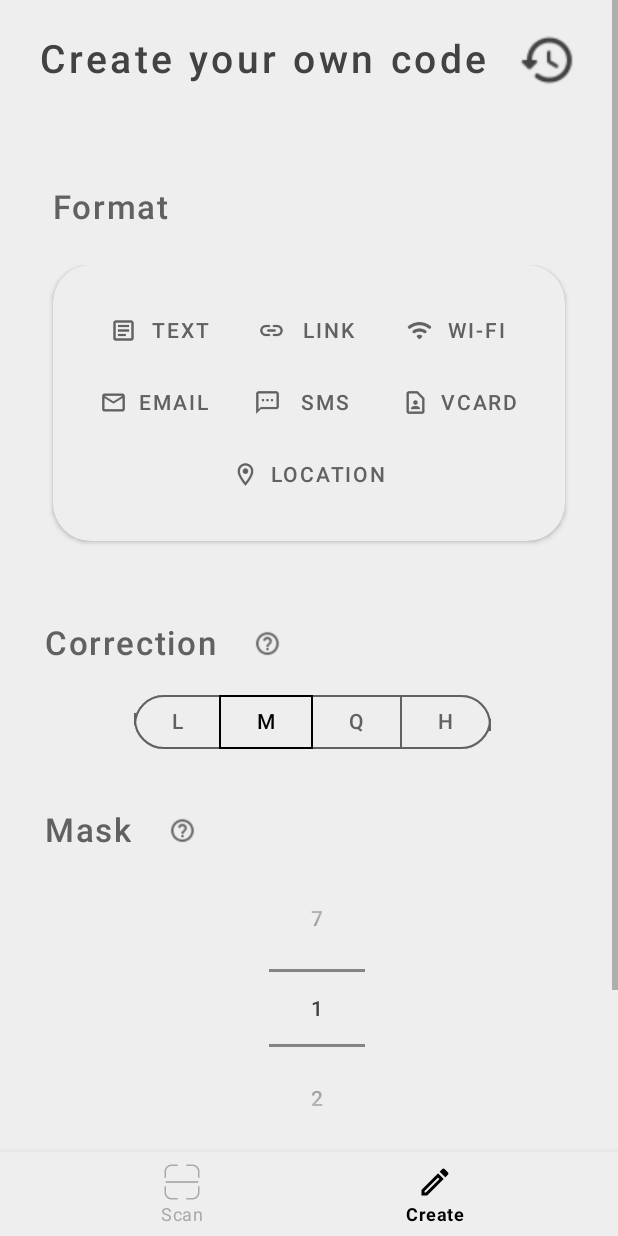
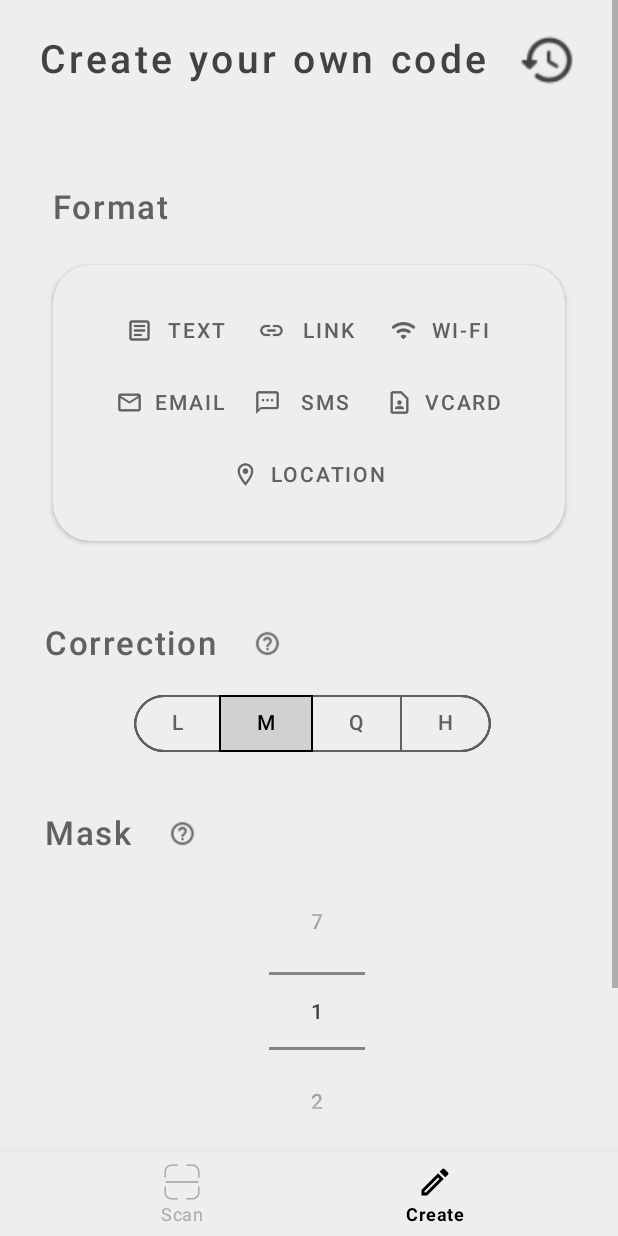
Before and after one commit to Codemitry/QRing, an Android app: the screen it shows after launch (MainActivity), item 2 of the bottom bar chosen, on a phone screen of 412 x 824 dp. Run offline under Robolectric (Android 15) with nearby library versions, the phone set to English and light mode, and no system bars; our stand-ins replace FlexboxLayout; libraries missing offline, so code that uses them is left out: androidx.camera.core, androidx.camera.lifecycle, androidx.camera.view, com.google.mlkit.vision; pictures from the network do not load; 6 statements that could not run were skipped.

Commit message:
Fixed layout in card in create qr code fragment Fixed vCard format Added help-layout for masking removed margins in fragment_format.xml to achieve full text showing Accented background of mask-toogle buttons Replaced icon on input_location.xml
Version: 0.1 -> 0.2
Version code: 1 -> 2

```diff
--- a/app/build.gradle
+++ b/app/build.gradle
@@ -13,8 +13,8 @@ android {
         applicationId "com.codemitry.scanme"
         minSdkVersion 21
         targetSdkVersion 30
-        versionCode 1
-        versionName "0.1"
+        versionCode 2
+        versionName "0.2"
 
         testInstrumentationRunner "androidx.test.runner.AndroidJUnitRunner"
     }
--- a/app/src/main/java/com/codemitry/scanme/ui/create/MaskFragment.kt
+++ b/app/src/main/java/com/codemitry/scanme/ui/create/MaskFragment.kt
@@ -20,8 +20,7 @@ class MaskFragment(private val onMaskChosen: (mask: Int) -> Unit) : Fragment() {
         super.onViewCreated(view, savedInstanceState)
 
         view.findViewById<MaterialButton>(R.id.helpMask).setOnClickListener {
-            // TODO: Show normal help
-            HelpCorrectionFragment().show(requireFragmentManager(), HelpCorrectionFragment::class.simpleName)
+            HelpMaskFragment().show(parentFragmentManager, HelpMaskFragment::class.simpleName)
         }
 
         val picker = view.findViewById<NumberPicker>(R.id.maskPicker)
--- /dev/null
+++ b/app/src/main/res/drawable/background_selectable.xml
@@ -0,0 +1,6 @@
+<?xml version="1.0" encoding="utf-8"?>
+<selector xmlns:android="http://schemas.android.com/apk/res/android">
+    <item android:color="@android:color/transparent" android:state_checked="false" android:state_enabled="true" />
+    <item android:color="@android:color/transparent" android:state_enabled="false" />
+    <item android:color="@color/gray_300" android:state_checked="true" android:state_enabled="true" />
+</selector>
--- a/app/src/main/res/layout/fragment_correction.xml
+++ b/app/src/main/res/layout/fragment_correction.xml
@@ -55,7 +55,7 @@
         <com.google.android.material.button.MaterialButtonToggleGroup
             android:id="@+id/correctionButtonGroup"
             android:layout_width="wrap_content"
-            android:layout_height="wrap_content"
+            android:layout_height="50dp"
 
             app:checkedButton="@id/correctionM"
 
@@ -66,8 +66,9 @@
                 android:id="@+id/correctionL"
                 style="@style/Button.Outlined"
                 android:layout_width="match_parent"
-                android:layout_height="wrap_content"
+                android:layout_height="match_parent"
                 android:minWidth="10dp"
+
 
                 android:tag="L"
                 android:text="@string/correction_L" />
@@ -76,8 +77,9 @@
                 android:id="@+id/correctionM"
                 style="@style/Button.Outlined"
                 android:layout_width="match_parent"
-                android:layout_height="wrap_content"
+                android:layout_height="match_parent"
                 android:minWidth="10dp"
+
                 android:tag="M"
                 android:text="@string/correction_M" />
 
@@ -85,7 +87,7 @@
                 android:id="@+id/correctionQ"
                 style="@style/Button.Outlined"
                 android:layout_width="match_parent"
-                android:layout_height="wrap_content"
+                android:layout_height="match_parent"
                 android:layout_weight="1"
                 android:minWidth="10dp"
                 android:tag="Q"
@@ -95,7 +97,7 @@
                 android:id="@+id/correctionH"
                 style="@style/Button.Outlined"
                 android:layout_width="match_parent"
-                android:layout_height="wrap_content"
+                android:layout_height="match_parent"
                 android:layout_weight="1"
                 android:minWidth="10dp"
                 android:tag="H"
--- a/app/src/main/res/layout/fragment_create_qr.xml
+++ b/app/src/main/res/layout/fragment_create_qr.xml
@@ -108,7 +108,6 @@
                 android:id="@+id/createCodeContainer"
                 android:layout_width="match_parent"
                 android:layout_height="wrap_content"
-                android:layout_marginTop="10dp"
 
                 android:animateLayoutChanges="true"
 
--- a/app/src/main/res/layout/fragment_data.xml
+++ b/app/src/main/res/layout/fragment_data.xml
@@ -9,6 +9,7 @@
     android:layout_marginStart="5dp"
     android:layout_marginEnd="5dp"
 
+    android:layout_marginTop="10dp"
     android:layout_marginBottom="10dp"
     android:paddingVertical="10dp"
     tools:context=".ui.create.DataFragment">
--- a/app/src/main/res/layout/fragment_format.xml
+++ b/app/src/main/res/layout/fragment_format.xml
@@ -10,6 +10,7 @@
     android:layout_marginStart="5dp"
     android:layout_marginEnd="5dp"
     android:layout_marginBottom="10dp"
+    android:layout_marginTop="10dp"
 
     android:paddingVertical="10dp">
 
@@ -32,7 +33,10 @@
             style="@style/Button.TextButton.Margined"
             android:layout_width="wrap_content"
             android:layout_height="wrap_content"
+            android:layout_marginStart="0dp"
+            android:layout_marginEnd="0dp"
 
+            android:maxLines="1"
             android:text="@string/text"
             app:icon="@drawable/text" />
 
@@ -42,6 +46,7 @@
             android:layout_width="wrap_content"
             android:layout_height="wrap_content"
 
+            android:maxLines="1"
             android:text="@string/link"
                 app:icon="@drawable/link" />
 
@@ -51,6 +56,7 @@
                 android:layout_width="wrap_content"
                 android:layout_height="wrap_content"
 
+                android:maxLines="1"
                 android:text="@string/wifi"
                 app:icon="@drawable/wifi" />
 
@@ -61,6 +67,7 @@
                 android:layout_width="wrap_content"
                 android:layout_height="wrap_content"
 
+                android:maxLines="1"
                 android:text="@string/email"
                 app:icon="@drawable/email" />
 
@@ -70,6 +77,7 @@
                 android:layout_width="wrap_content"
                 android:layout_height="wrap_content"
 
+                android:maxLines="1"
                 android:text="@string/sms"
                 app:icon="@drawable/sms" />
 
@@ -79,6 +87,7 @@
                 android:layout_width="wrap_content"
                 android:layout_height="wrap_content"
 
+                android:maxLines="1"
                 android:text="@string/vcard"
                 app:icon="@drawable/vcard" />
 
@@ -88,6 +97,7 @@
                 android:layout_width="wrap_content"
                 android:layout_height="wrap_content"
 
+                android:maxLines="1"
                 android:text="@string/location"
                 app:icon="@drawable/location" />
 
--- a/app/src/main/res/layout/fragment_help_masks.xml
+++ b/app/src/main/res/layout/fragment_help_masks.xml
@@ -8,7 +8,7 @@
     android:layout_height="match_parent"
 
     android:paddingBottom="20dp"
-    tools:context=".ui.create.GeneratedQRCodeFragment">
+    tools:context=".ui.create.HelpMaskFragment">
 
     <androidx.cardview.widget.CardView
         style="@style/Card"
--- a/app/src/main/res/layout/input_location.xml
+++ b/app/src/main/res/layout/input_location.xml
@@ -13,7 +13,7 @@
         android:scaleX="0.75"
         android:scaleY="0.75"
 
-        android:src="@drawable/sms"
+        android:src="@drawable/location"
         app:layout_constraintEnd_toEndOf="parent"
         app:layout_constraintStart_toStartOf="parent"
         app:layout_constraintTop_toTopOf="parent"
--- a/app/src/main/res/values/colors.xml
+++ b/app/src/main/res/values/colors.xml
@@ -15,6 +15,7 @@
 
     <color name="gray_100">#F5F5F5</color>
     <color name="gray_200">#EEEEEE</color>
+    <color name="gray_300">#D1D1D1</color>
     <color name="gray_500">#9E9E9E</color>
     <color name="gray_600">#757575</color>
     <color name="gray_700">#616161</color>
--- a/app/src/main/res/values/styles.xml
+++ b/app/src/main/res/values/styles.xml
@@ -103,6 +103,7 @@
 
     <style name="Button.Outlined" parent="Button">
         <item name="strokeColor">@drawable/button_text_color</item>
+        <item name="backgroundTint">@drawable/background_selectable</item>
         <item name="strokeWidth">1dp</item>
     </style>
 
@@ -112,9 +113,6 @@
     </style>
 
     <style name="Button.TextButton.Margined" parent="Button.TextButton">
-        <item name="android:layout_marginStart">5dp</item>
-        <item name="android:layout_marginEnd">5dp</item>
-
         <item name="android:paddingStart">10dp</item>
         <item name="android:paddingEnd">10dp</item>
     </style>
```
Also changed, not shown: app/src/main/java/com/codemitry/scanme/BarcodeDataAdapter.kt (+13 -13 lines), app/src/main/java/com/codemitry/scanme/barcode/BarcodeAdapter.kt (+13 -9 lines), app/src/main/java/com/codemitry/scanme/ui/scan/BarcodeResultFragment.kt (+24 -21 lines), app/src/main/res/layout/input_vcard.xml (+127 -120 lines), app/src/main/res/values/strings.xml (+9 -5 lines), qr_generator-lib/src/main/java/com/codemitry/qr_code_generator_lib/qrcode/Barcode.kt (+0 -15 lines), qr_generator-lib/src/main/java/com/codemitry/qr_code_generator_lib/qrcode/encoding/Encoding.kt (+4 -3 lines), 1 other file. Lines whose indentation alone changed are shown as unchanged.
